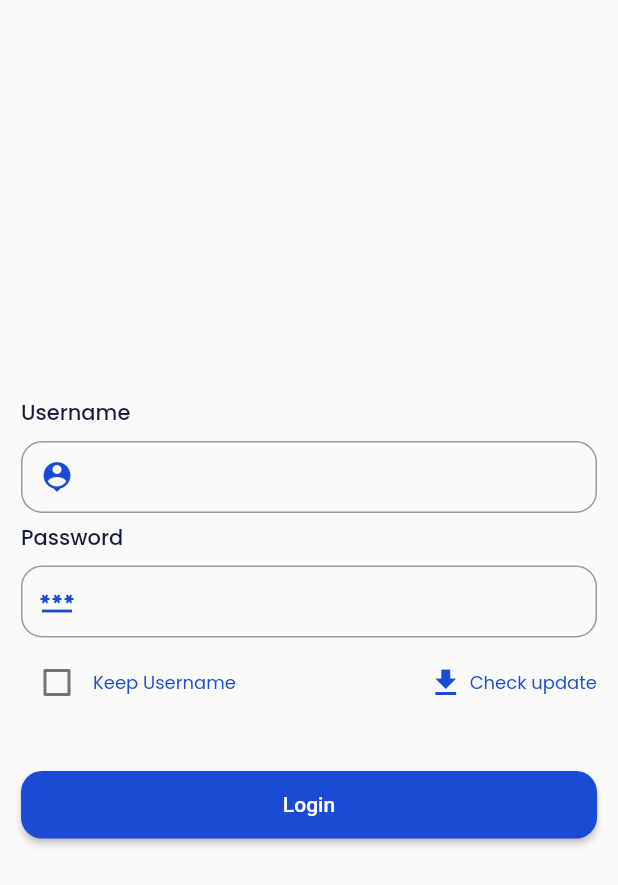
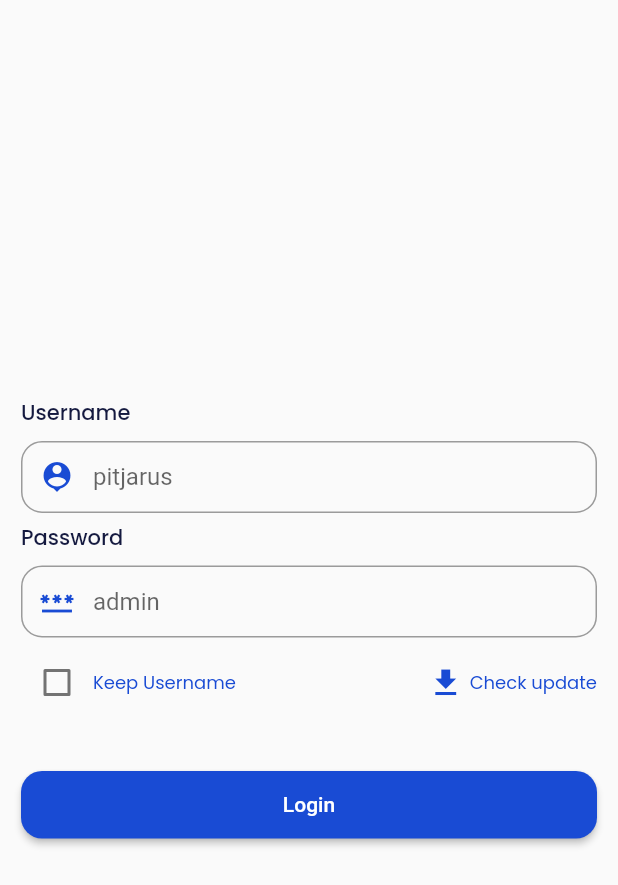
Before and after one commit to ahmadm712/test-pitjarus, a Flutter app: the screen it shows after launch, on a phone screen of 412 x 824 dp. Shown: the top 885 px of the screen. Run offline on Flutter 3.47's test engine with Material 2 defaults, Android fonts, the light colour scheme and no system bars; our stand-ins replace bloc, equatable, flutter_bloc, flutter_map, geocoding, geolocator and 3 more; accounts and stored records are empty.

Commit message:
refactor login

```diff
--- a/lib/ui/pages/login_page.dart
+++ b/lib/ui/pages/login_page.dart
@@ -47,6 +47,7 @@ class _LoginPageState extends State<LoginPage> {
                   children: [
                     CustomFormField(
                       title: 'Username',
+                      hint: 'pitjarus',
                       validator: (value) {
                         if (value == null || value.isEmpty) {
                           return 'Please enter username';
@@ -60,6 +61,7 @@ class _LoginPageState extends State<LoginPage> {
                     ),
                     CustomFormField(
                       title: 'Password',
+                      hint: 'admin',
                       icon: const Icon(
                         Icons.password,
                         color: kBlueColor,
--- a/lib/ui/widgets/forms.dart
+++ b/lib/ui/widgets/forms.dart
@@ -5,6 +5,7 @@ class CustomFormField extends StatelessWidget {
   const CustomFormField(
       {Key? key,
       required this.title,
+      required this.hint,
       this.obsecureText = false,
       this.controller,
       this.icon = const Icon(
@@ -14,6 +15,7 @@ class CustomFormField extends StatelessWidget {
       this.validator})
       : super(key: key);
   final String title;
+  final String hint;
   final bool obsecureText;
   final TextEditingController? controller;
   final String? Function(String?)? validator;
@@ -39,6 +41,7 @@ class CustomFormField extends StatelessWidget {
           decoration: InputDecoration(
             contentPadding: const EdgeInsets.all(12),
             prefixIcon: icon,
+            hintText: hint,
             border: OutlineInputBorder(
               borderRadius: BorderRadius.circular(14),
             ),
```
